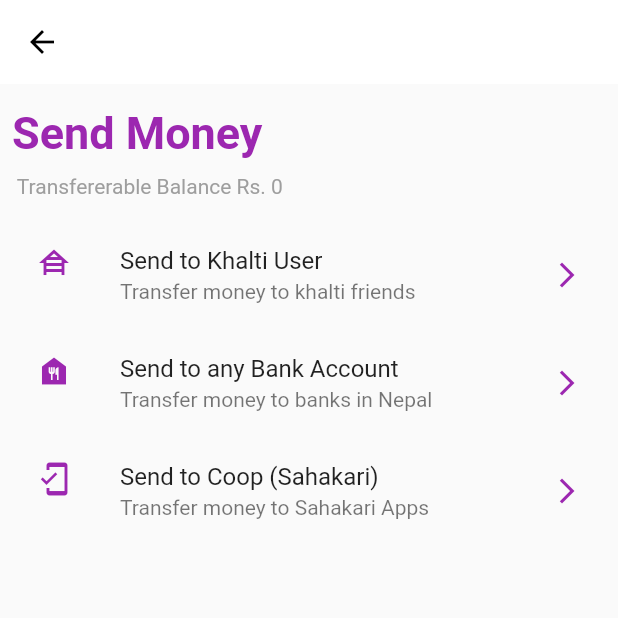
After one commit to sovaamahato/Khalti-clone, a Flutter app: the SendMoneyPage screen opened directly, on a phone screen of 412 x 824 dp, the top half of it. The commit adds this screen. Run offline on Flutter 3.47's test engine with Material 2 defaults, Android fonts, the phone set to English and light mode, and no system bars; our stand-ins replace carousel_slider, persistent_bottom_nav_bar; network calls fail.

Commit message:
send money page added

```diff
--- /dev/null
+++ b/lib/Pages/send_money_page.dart
@@ -0,0 +1,88 @@
+import 'package:flutter/material.dart';
+import 'package:khalti_clone/Pages/HomePage.dart';
+
+import '../components/tiles_for_support_tab.dart';
+
+class SendMoneyPage extends StatelessWidget {
+   List listTileItems = [
+        [
+      Icons.house_siding_outlined,
+      "Send to Khalti User",
+      "Transfer money to khalti friends"
+    ],
+    [
+      Icons.food_bank,
+      "Send to any Bank Account",
+      "Transfer money to banks in Nepal"
+    ],
+     [
+      Icons.mobile_friendly_outlined,
+      "Send to Coop (Sahakari)",
+      "Transfer money to Sahakari Apps"
+    ],
+
+
+    ];
+
+  @override
+  Widget build(BuildContext context) {
+    return Scaffold(
+        appBar: AppBar(
+            backgroundColor: Colors.white,
+            title: Text(" "),
+            leading: GestureDetector(
+              onTap: () {
+                Navigator.push(context, MaterialPageRoute(builder: (context) {
+                  return MyHomePage();
+                }));
+              },
+              child: Icon(
+              Icons.arrow_back,
+              color: Colors.black,
+            )),
+        elevation: 0,
+            ),
+            body: Padding(
+     padding: const EdgeInsets.symmetric(horizontal:8.0,vertical: 15),
+     child: Column(
+      crossAxisAlignment: CrossAxisAlignment.start,
+       children: [
+        Text(
+                "Send Money",
+                style: TextStyle(
+                    color: Colors.purple,
+                    fontSize: 30,
+                    fontWeight: FontWeight.bold),
+              ),
+              SizedBox(
+                height: 10,
+              ),
+              Text(
+                " Transfererable Balance Rs. 0",
+                style: TextStyle(
+                  color: Colors.grey[500],
+                ),
+              ),
+              SizedBox(
+                height: 15,
+              ),
+         Container(
+                  height: 235,
+                  child: ListView.builder(
+                      itemCount: listTileItems.length,
+                      itemBuilder: (BuildContext context, int index) {
+                        return ListTile(
+                          leading: Icon(listTileItems[index][0],color: Colors.purple,),
+                          title: Text(listTileItems[index][1]),
+                          subtitle: Text(listTileItems[index][2]),
+                          trailing: Icon(Icons.arrow_forward_ios,size: 20,color: Colors.purple,),
+                        );
+                      }),
+                ),
+       ],
+     ),
+   ),
+            );
+
+  }
+}
--- a/lib/components/my_app_bar.dart
+++ b/lib/components/my_app_bar.dart
@@ -3,6 +3,7 @@ import 'package:flutter/material.dart';
 import '../Pages/add_money_page.dart';
 import '../Pages/profile_page.dart';
 import '../Pages/promo_code_page.dart';
+import '../Pages/send_money_page.dart';
 import 'custom_search_delegate.dart';
 
 class MyAppBar extends StatefulWidget {
@@ -287,7 +288,15 @@ class _MyAppBarState extends State<MyAppBar> {
                       ),
                     ),
                   ),
-                  Container(
+                  GestureDetector(
+                    onTap: () {
+
+                      Navigator.push(context,
+                          MaterialPageRoute(builder: (context) {
+                        return SendMoneyPage();
+                      }));},
+
+                    child: Container(
                       height: 90,
                       width: width > 400 ? 90 : 55,
                       child: Column(
@@ -324,6 +333,7 @@ class _MyAppBarState extends State<MyAppBar> {
                           )
                         ],
                       ),
+                    ),
                   )
                 ],
               )
```
Lines whose indentation alone changed are shown as unchanged.
